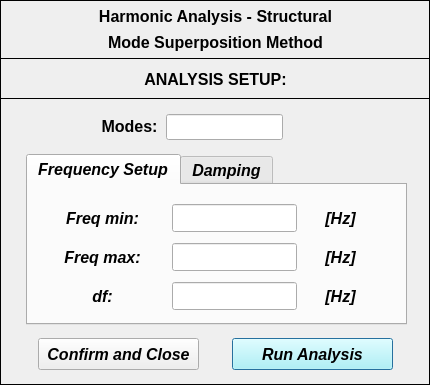
This is pulse/uix/user_input/ui/Analysis/Structural/analysisSetupInput_HarmonicAnalysisModeSuperpositionMethod.ui in open-pulse/OpenPulse as Qt 5 draws it before an edit. The edited form follows.
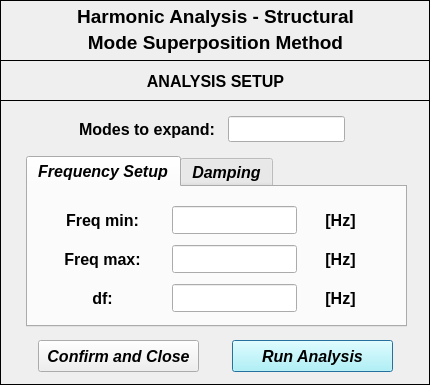
This is the edited form. Icons and pictures are not drawn.

```diff
--- a/pulse/uix/user_input/ui/Analysis/Structural/analysisSetupInput_HarmonicAnalysisModeSuperpositionMethod.ui
+++ b/pulse/uix/user_input/ui/Analysis/Structural/analysisSetupInput_HarmonicAnalysisModeSuperpositionMethod.ui
@@ -48,9 +48,9 @@
    <property name="geometry">
     <rect>
      <x>0</x>
-     <y>98</y>
+     <y>100</y>
      <width>430</width>
-     <height>287</height>
+     <height>285</height>
     </rect>
    </property>
    <property name="frameShape">
@@ -109,7 +109,7 @@
    <widget class="QLineEdit" name="lineEdit_modes">
     <property name="geometry">
      <rect>
-      <x>166</x>
+      <x>228</x>
       <y>16</y>
       <width>117</width>
       <height>26</height>
@@ -120,10 +120,13 @@
       <family>Arial</family>
       <pointsize>12</pointsize>
       <weight>75</weight>
-      <italic>false</italic>
+      <italic>true</italic>
       <bold>true</bold>
      </font>
     </property>
+    <property name="styleSheet">
+     <string notr="true">color: rgb(0, 0, 255);</string>
+    </property>
     <property name="alignment">
      <set>Qt::AlignCenter</set>
     </property>
@@ -131,10 +134,10 @@
    <widget class="QLabel" name="label_2">
     <property name="geometry">
      <rect>
-      <x>98</x>
-      <y>18</y>
-      <width>63</width>
-      <height>21</height>
+      <x>72</x>
+      <y>16</y>
+      <width>150</width>
+      <height>26</height>
      </rect>
     </property>
     <property name="font">
@@ -147,7 +150,7 @@
      </font>
     </property>
     <property name="text">
-     <string>Modes:</string>
+     <string>Modes to expand:</string>
     </property>
     <property name="alignment">
      <set>Qt::AlignCenter</set>
@@ -205,6 +208,11 @@
            <height>28</height>
           </size>
          </property>
+         <property name="font">
+          <font>
+           <italic>false</italic>
+          </font>
+         </property>
          <property name="text">
           <string>Freq min:</string>
          </property>
@@ -227,6 +235,11 @@
            <height>28</height>
           </size>
          </property>
+         <property name="font">
+          <font>
+           <italic>false</italic>
+          </font>
+         </property>
          <property name="text">
           <string>Freq max:</string>
          </property>
@@ -249,6 +262,11 @@
            <height>28</height>
           </size>
          </property>
+         <property name="font">
+          <font>
+           <italic>false</italic>
+          </font>
+         </property>
          <property name="text">
           <string>df:</string>
          </property>
@@ -295,6 +313,9 @@
            <bold>true</bold>
           </font>
          </property>
+         <property name="styleSheet">
+          <string notr="true">color: rgb(0, 0, 255);</string>
+         </property>
          <property name="alignment">
           <set>Qt::AlignCenter</set>
          </property>
@@ -323,6 +344,9 @@
            <bold>true</bold>
           </font>
          </property>
+         <property name="styleSheet">
+          <string notr="true">color: rgb(0, 0, 255);</string>
+         </property>
          <property name="alignment">
           <set>Qt::AlignCenter</set>
          </property>
@@ -351,6 +375,9 @@
            <bold>true</bold>
           </font>
          </property>
+         <property name="styleSheet">
+          <string notr="true">color: rgb(0, 0, 255);</string>
+         </property>
          <property name="alignment">
           <set>Qt::AlignCenter</set>
          </property>
@@ -385,6 +412,11 @@
            <height>28</height>
           </size>
          </property>
+         <property name="font">
+          <font>
+           <italic>false</italic>
+          </font>
+         </property>
          <property name="text">
           <string>[Hz]</string>
          </property>
@@ -407,6 +439,11 @@
            <height>28</height>
           </size>
          </property>
+         <property name="font">
+          <font>
+           <italic>false</italic>
+          </font>
+         </property>
          <property name="text">
           <string>[Hz]</string>
          </property>
@@ -429,6 +466,11 @@
            <height>28</height>
           </size>
          </property>
+         <property name="font">
+          <font>
+           <italic>false</italic>
+          </font>
+         </property>
          <property name="text">
           <string>[Hz]</string>
          </property>
@@ -951,7 +993,7 @@
    <property name="geometry">
     <rect>
      <x>0</x>
-     <y>58</y>
+     <y>60</y>
      <width>430</width>
      <height>41</height>
     </rect>
@@ -984,7 +1026,7 @@
      </font>
     </property>
     <property name="text">
-     <string>ANALYSIS SETUP:</string>
+     <string>ANALYSIS SETUP</string>
     </property>
     <property name="textFormat">
      <enum>Qt::AutoText</enum>
@@ -1000,19 +1042,19 @@
      <x>0</x>
      <y>0</y>
      <width>430</width>
-     <height>59</height>
+     <height>61</height>
     </rect>
    </property>
    <property name="minimumSize">
     <size>
      <width>430</width>
-     <height>0</height>
+     <height>61</height>
     </size>
    </property>
    <property name="maximumSize">
     <size>
      <width>430</width>
-     <height>16777215</height>
+     <height>61</height>
     </size>
    </property>
    <property name="frameShape">
@@ -1036,7 +1078,7 @@
     <property name="font">
      <font>
       <family>Arial</family>
-      <pointsize>12</pointsize>
+      <pointsize>14</pointsize>
       <weight>75</weight>
       <italic>false</italic>
       <bold>true</bold>
@@ -1064,7 +1106,7 @@
     <property name="font">
      <font>
       <family>Arial</family>
-      <pointsize>12</pointsize>
+      <pointsize>14</pointsize>
       <weight>75</weight>
       <italic>false</italic>
       <bold>true</bold>
```
Left out of the diff: 18 changed lines with no effect on the pictures.
